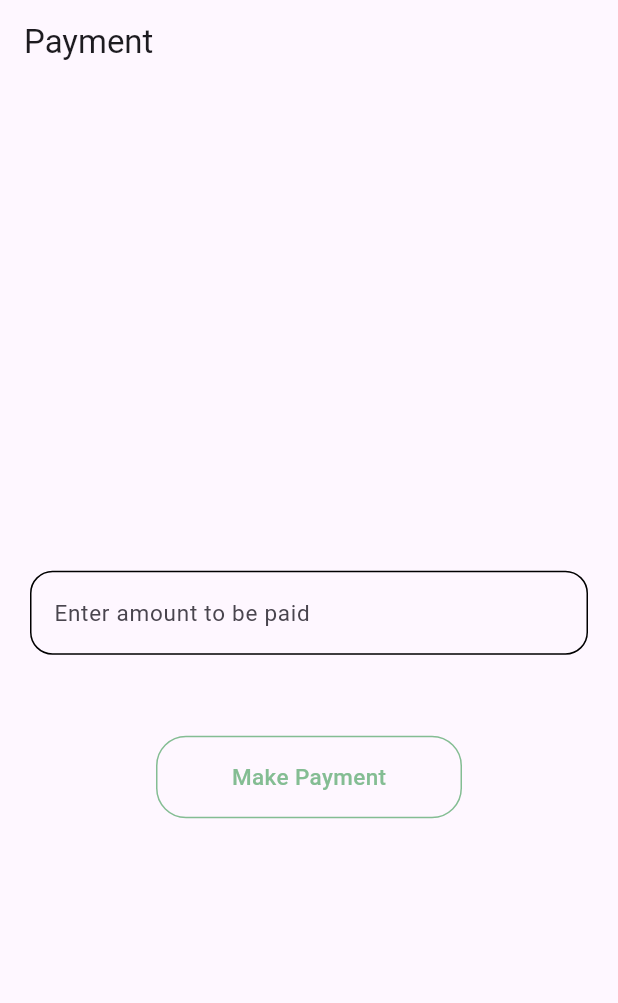
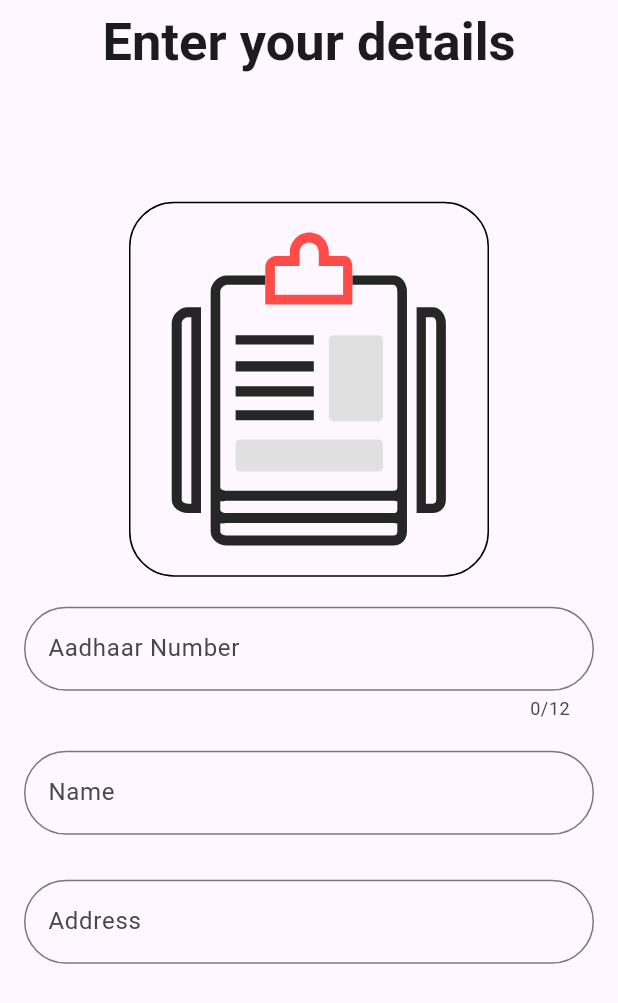
Before and after one commit to teotia-codes/FarmlyApp, a Flutter app: the screen it shows after launch, on a phone screen of 412 x 824 dp. Shown: the top 1003 px of the screen. Run offline on Flutter 3.47's test engine with Material 3 defaults, Android fonts, the phone set to English and light mode, and no system bars; our stand-ins replace animate_do, dots_indicator, file_picker, flutter_svg, fluttertoast; missing offline and left inert: razorpay_flutter.

Commit message:
farmer detail screen done

```diff
--- /dev/null
+++ b/lib/farmerinfo.dart
@@ -0,0 +1,140 @@
+import 'package:app/onboarding.dart';
+import 'package:flutter/material.dart';
+import 'package:file_picker/file_picker.dart';
+import 'package:flutter_svg/flutter_svg.dart';
+
+
+class FarmerInfo extends StatefulWidget {
+  @override
+  State<FarmerInfo> createState() => _FarmerInfo();
+}
+
+class _FarmerInfo extends State<FarmerInfo> {
+  final TextEditingController aadhaarController = TextEditingController();
+
+  final TextEditingController gstinController = TextEditingController();
+
+   final TextEditingController bussaddr = TextEditingController();
+
+  String? selectedFilePath;
+
+  @override
+  Widget build(BuildContext context) {
+    return Scaffold(
+      appBar: AppBar(
+        title: const Text('Enter your details' , style: TextStyle(fontWeight: FontWeight.bold, fontSize: 35),),
+        centerTitle: true,
+      ),
+      body: Padding(
+        padding: const EdgeInsets.all(16.0),
+        child: Column(
+          mainAxisAlignment: MainAxisAlignment.center,
+          crossAxisAlignment: CrossAxisAlignment.stretch,
+          children: [
+              GestureDetector(
+              onTap: () async {
+                FilePickerResult? result = await FilePicker.platform.pickFiles();
+
+                if (result != null) {
+                  setState(() {
+                    selectedFilePath = result.files.single.path;
+                  });
+                  ScaffoldMessenger.of(context).showSnackBar(SnackBar(
+                    content: Text('Selected file: $selectedFilePath'),
+                  ));
+                } else {
+                  ScaffoldMessenger.of(context).showSnackBar(const SnackBar(
+                    content: Text('No file selected'),
+                  ));
+                }
+              },
+              child: Padding(
+                padding: const EdgeInsets.only(left: 70,right: 70),
+                child: Container(
+                  width: 10,
+                  height: 250,
+                  decoration: BoxDecoration(
+                    color: Colors.transparent,
+                    border: Border.all(color: Colors.black),
+                    borderRadius: BorderRadius.circular(30),
+                  ),
+                  alignment: Alignment.center,
+                  child: SvgPicture.asset('assets/file.svg')
+                ),
+              ),
+            ),
+            const SizedBox(height: 20,),
+            TextField(
+              controller: aadhaarController,
+              keyboardType: TextInputType.number,
+              decoration: const InputDecoration(
+                labelText: 'Aadhaar Number',
+                hintText: 'Enter your 12-digit Aadhaar number',
+                border: OutlineInputBorder(
+                  borderRadius: BorderRadius.all(Radius.circular(30.0)),
+                ),
+              ),
+              maxLength: 12,
+            ),
+            const SizedBox(height: 20),
+            TextField(
+              controller: gstinController,
+              decoration: const InputDecoration(
+                labelText: 'Name',
+                hintText: 'Enter your name',
+                border: OutlineInputBorder(
+                  borderRadius: BorderRadius.all(Radius.circular(30.0)),
+                ),
+              ),
+            ),
+            const SizedBox(height: 30),
+             TextField(
+              controller: bussaddr,
+              decoration: const InputDecoration(
+                labelText: 'Address',
+                hintText: 'Enter your address',
+                border: OutlineInputBorder(
+                  borderRadius: BorderRadius.all(Radius.circular(30.0)),
+                ),
+              ),
+            ),
+            const SizedBox(height: 40),
+            Padding(
+              padding: const EdgeInsets.only(left: 200, right: 200),
+              child: CustomOutlinedButton(
+                onTap: () {
+                  String aadhaarNumber = aadhaarController.text.trim();
+                  String gstin = gstinController.text.trim();
+
+                  if (_validateAadhaar(aadhaarNumber) &&
+                      _validateGstin(gstin) &&
+                      selectedFilePath != null) {
+                    // Proceed with verification logic
+                    ScaffoldMessenger.of(context).showSnackBar(const SnackBar(
+                      content: Text('Verification Successful!'),
+                    ));
+                  } else {
+                    ScaffoldMessenger.of(context).showSnackBar(const SnackBar(
+                      content: Text('Invalid Aadhaar, GSTIN, or no file selected!'),
+                    ));
+                  }
+                },
+                text: 'Verify',
+              ),
+            ),
+          ],
+        ),
+      ),
+    );
+  }
+
+  bool _validateAadhaar(String aadhaar) {
+    return aadhaar.length == 12 && RegExp(r'^[0-9]{12}$').hasMatch(aadhaar);
+  }
+
+  bool _validateGstin(String gstin) {
+    return gstin.length == 15 &&
+        RegExp(r'^[0-9]{2}[A-Z]{5}[0-9]{4}[A-Z]{1}[1-9A-Z]{1}Z[0-9A-Z]{1}$')
+            .hasMatch(gstin);
+  }
+}
--- a/lib/main.dart
+++ b/lib/main.dart
@@ -1,3 +1,4 @@
+import 'package:app/farmerinfo.dart';
 import 'package:app/onboarding.dart';
 import 'package:app/razorpay/razorpay.dart';
 import 'package:flutter/material.dart';
@@ -34,7 +35,7 @@ class MyApp extends StatelessWidget {
         colorScheme: ColorScheme.fromSeed(seedColor: Colors.deepPurple),
         useMaterial3: true,
       ),
-      home: RazorPayPage(),
+      home: FarmerInfo(),
     );
   }
 }
--- a/pubspec.yaml
+++ b/pubspec.yaml
@@ -19,7 +19,7 @@ publish_to: 'none' # Remove this line if you wish to publish to pub.dev
 version: 1.0.0+1
 
 environment:
-  sdk: ^3.6.0-111.0.dev
+  sdk: ^3.5.2
 
 # Dependencies specify other packages that your package needs in order to work.
 # To automatically upgrade your package dependencies to the latest versions
```
Also changed, not shown: pubspec.lock.
